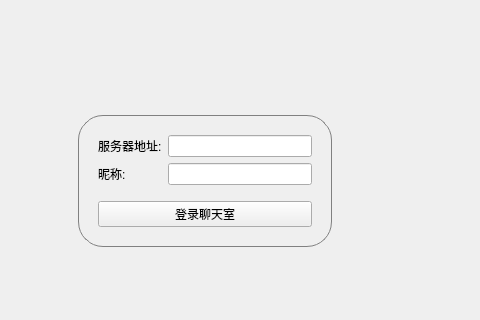
Qt form ChatClient/mainwindow.ui (NormalMaNong/qtlab4) before a commit; both pictures show x 195 to 675 and y 136 to 456 of the 800 by 600 pixel window.
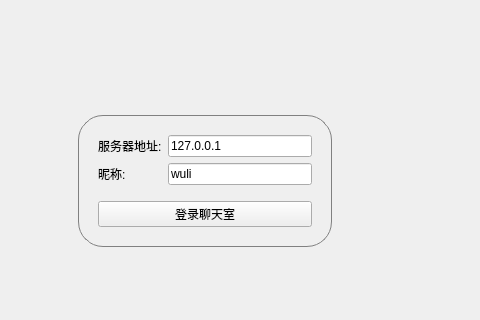
The same form after that commit.

Diff of the .ui file:
```diff
--- a/ChatClient/mainwindow.ui
+++ b/ChatClient/mainwindow.ui
@@ -139,7 +139,11 @@
               </widget>
              </item>
              <item row="0" column="1">
-              <widget class="QLineEdit" name="serverEdit"/>
+              <widget class="QLineEdit" name="serverEdit">
+               <property name="text">
+                <string>127.0.0.1</string>
+               </property>
+              </widget>
              </item>
              <item row="1" column="0">
               <widget class="QLabel" name="label_3">
@@ -149,7 +153,11 @@
               </widget>
              </item>
              <item row="1" column="1">
-              <widget class="QLineEdit" name="userNameEdit"/>
+              <widget class="QLineEdit" name="userNameEdit">
+               <property name="text">
+                <string>wuli</string>
+               </property>
+              </widget>
              </item>
             </layout>
            </item>
```
